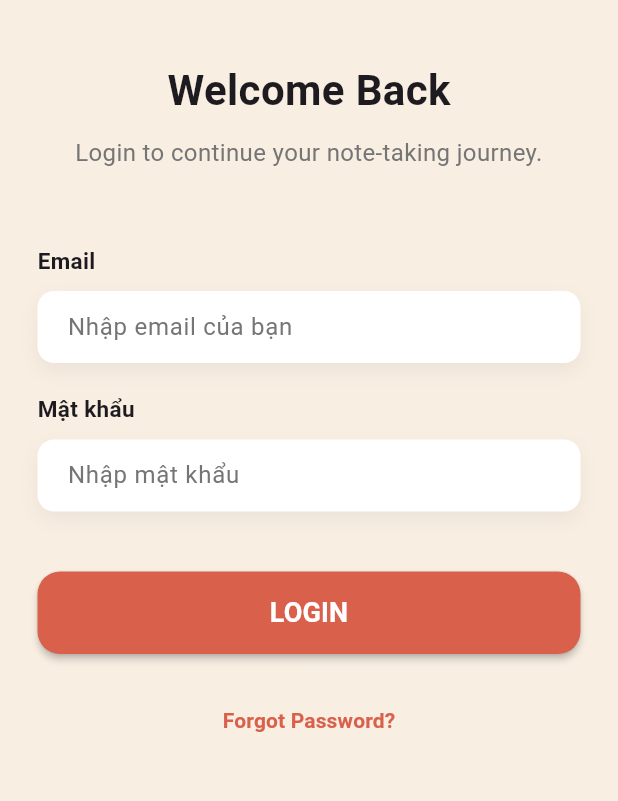
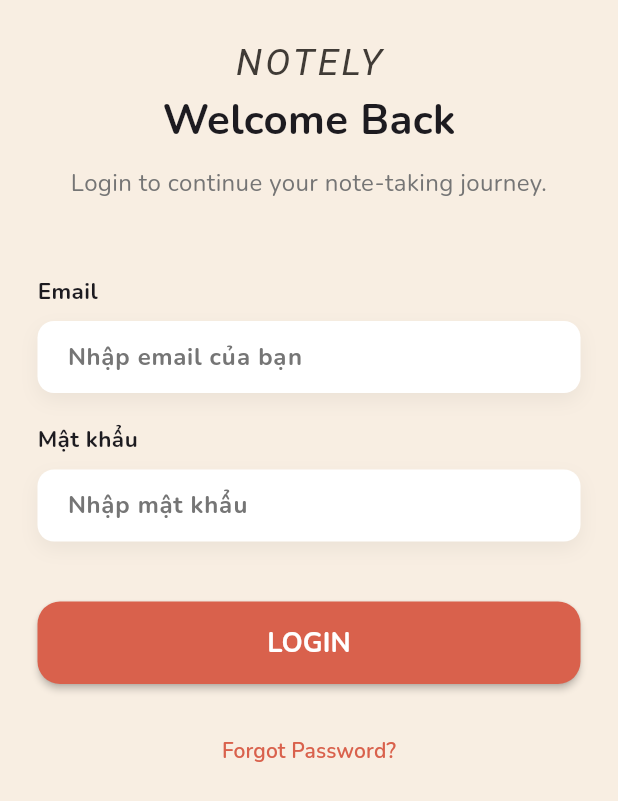
Before and after one commit to USThienPhu/Note, a Flutter app: the screen it shows after launch, on a phone screen of 412 x 824 dp. Shown: the top 801 px of the screen. Run offline on Flutter 3.47's test engine with Material 3 defaults, Android fonts, the light colour scheme and no system bars; our stand-ins replace flutter_secure_storage, google_fonts.

```diff
--- a/note_app_mobile/lib/main.dart
+++ b/note_app_mobile/lib/main.dart
@@ -1,5 +1,6 @@
 import 'package:flutter/material.dart';
 import 'src/views/login_view.dart';
+import 'package:google_fonts/google_fonts.dart';
 
 void main() {
   runApp(const MyApp());
@@ -11,6 +12,10 @@ class MyApp extends StatelessWidget {
   @override
   Widget build(BuildContext context) {
     return MaterialApp(
+      theme: ThemeData (
+        useMaterial3: true, // Xu hướng 2026 là luôn dùng Material 3
+        textTheme: GoogleFonts.nunitoTextTheme(), // Ngắn gọn và sạch sẽ
+      ),
       title: 'Note application',
       debugShowCheckedModeBanner: false,
       home: const LoginView()
--- a/note_app_mobile/lib/src/utils/app_colors.dart
+++ b/note_app_mobile/lib/src/utils/app_colors.dart
@@ -8,6 +8,7 @@ class AppColors {
 
   //Text coler
   static const Color greyText = Color(0xFF757575);
+  static const Color notelyText = Color(0xFF403B36);
   //Button
   static const Color loginButtonColor = Color(0xFFD9614C);
   // Màu trạng thái
--- a/note_app_mobile/lib/src/views/login_view.dart
+++ b/note_app_mobile/lib/src/views/login_view.dart
@@ -2,6 +2,8 @@ import 'package:flutter/material.dart';
 import '../viewmodels/login_viewmodel.dart';
 import '../widgets/custom_text_field.dart';
 import '../utils/app_colors.dart';
+import '../widgets/logo_notely.dart';
+import 'package:google_fonts/google_fonts.dart';
 import 'home_view.dart';
 
 class LoginView extends StatefulWidget {
@@ -56,20 +58,19 @@ class _LoginViewState extends State<LoginView> {
           padding: const EdgeInsets.symmetric(horizontal: 25.0),
           child: Column(
             children: [
-              const SizedBox(height: 40),
+              const SizedBox(height: 24),
+
+              LogoText(),
+
               const Text(
                 "Welcome Back",
-                style: TextStyle(
-                  fontSize: 28,
-                  fontWeight: FontWeight.bold),
+                style: TextStyle(fontSize: 28, fontWeight: FontWeight.bold),
               ),
               const SizedBox(height: 10),
               const Text(
                 "Login to continue your note-taking journey.",
                 textAlign: TextAlign.center,
-                style: TextStyle(
-                  color: AppColors.greyText,
-                  fontSize: 16),
+                style: TextStyle(color: AppColors.greyText, fontSize: 16),
               ),
               const SizedBox(height: 50),
 
--- a/note_app_mobile/lib/src/widgets/custom_text_field.dart
+++ b/note_app_mobile/lib/src/widgets/custom_text_field.dart
@@ -49,7 +49,10 @@ class CustomTextField extends StatelessWidget {
             obscureText: isPassword,
             decoration: InputDecoration(
               hintText: hint,
-              hintStyle: TextStyle(color: AppColors.greyText),
+
+              hintStyle: TextStyle(
+                color: AppColors.greyText,
+                fontWeight: FontWeight.bold),
               border: InputBorder.none,
               contentPadding: const EdgeInsets.only(left: 20, right: 20),
             ),
--- /dev/null
+++ b/note_app_mobile/lib/src/widgets/logo_notely.dart
@@ -0,0 +1,29 @@
+import 'package:flutter/material.dart';
+import 'package:google_fonts/google_fonts.dart';
+import '../utils/app_colors.dart';
+class LogoText extends StatelessWidget {
+  final double fontSize;
+  final Color? color;
+
+  const LogoText({super.key, this.fontSize = 40, this.color});
+
+  @override
+  Widget build(BuildContext context) {
+    return Text(
+      "NOTELY",
+      style: GoogleFonts.titanOne(
+        fontSize: 25,
+        fontStyle: FontStyle.italic,
+        color: AppColors.notelyText, // Hoặc màu chủ đạo bạn chọn
+        letterSpacing: 2.0, // Giúp các chữ cái "dễ thở" hơn
+        shadows: [
+          Shadow(
+            blurRadius: 10.0,
+            color: Color(0x4CAF50),
+            offset: const Offset(3, 3),
+          ),
+        ],
+      ),
+    );
+  }
+}
--- a/note_app_mobile/pubspec.yaml
+++ b/note_app_mobile/pubspec.yaml
@@ -38,6 +38,7 @@ dependencies:
   # The following adds the Cupertino Icons font to your application.
   # Use with the CupertinoIcons class for iOS style icons.
   cupertino_icons: ^1.0.8
+  google_fonts: ^8.0.2
 
 dev_dependencies:
   flutter_test:
```
